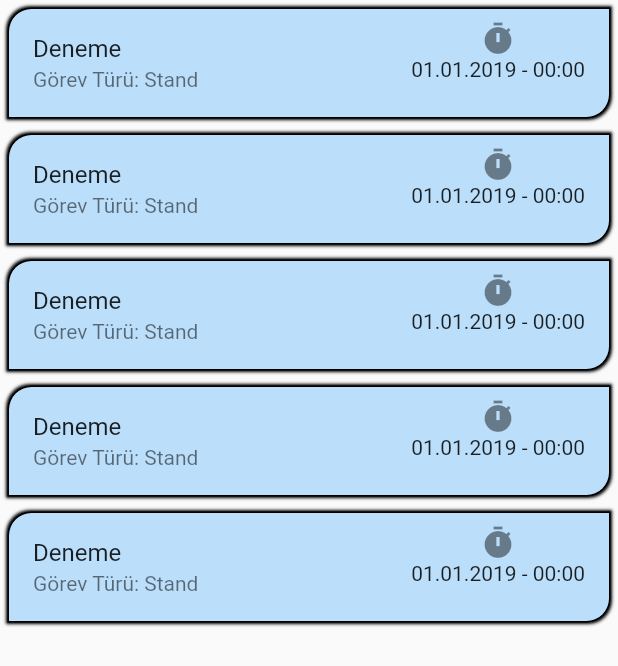
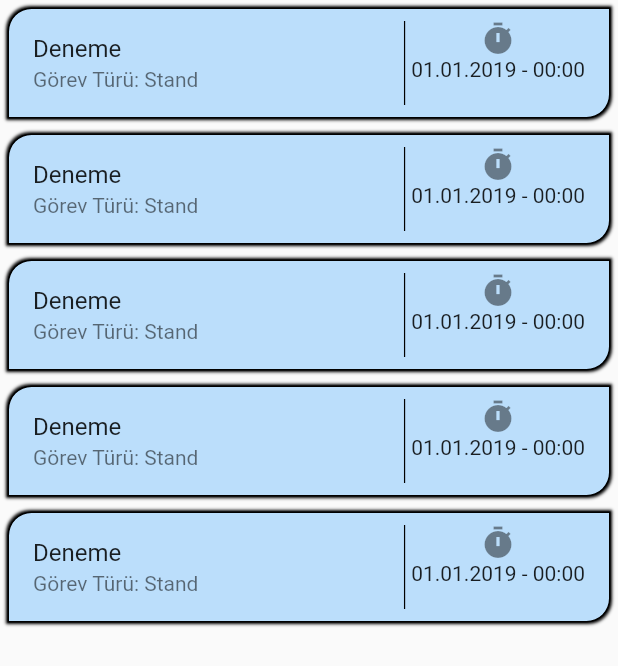
Before and after one commit to fiiraz/ProfeApp, a Flutter app: the CustomerOperationsScreen widget shown alone on an empty page, opened directly, on a phone screen of 412 x 824 dp. Shown: the top 666 px of the screen. Run offline on Flutter 3.47's test engine with Material 2 defaults, Android fonts, the phone set to English and light mode, and no system bars; our stand-ins replace fancy_bottom_navigation, wave.

```diff
--- a/lib/screens/customer_operations_screen.dart
+++ b/lib/screens/customer_operations_screen.dart
@@ -9,13 +9,10 @@ class CustomerOperationsScreen extends StatefulWidget {
 class _CustomerOperationsScreenState extends State<CustomerOperationsScreen> {
   @override
   Widget build(BuildContext context) {
-    return Column(
-      children: <Widget>[
+    return
         Expanded(
           child: buildPhoneList(),
-        ),
-      ],
-    );
+        );
   }
 
   ListView buildPhoneList() {
@@ -45,11 +42,26 @@ class _CustomerOperationsScreenState extends State<CustomerOperationsScreen> {
             ListTile(
             title: Text("Deneme"),
             subtitle: Text("Görev Türü: Stand"),
-            trailing: Column(
-              children: <Widget>[
-                Icon(Icons.timer),
-                Text("01.01.2019 - 00:00"),
+            trailing:
+            Container(
+              decoration: BoxDecoration(
+                border: Border(
+                    left: BorderSide(
+                      color: Colors.black,
+                      width: 0.8,
+                    )
+                ),
+              ),
+              child:
+              Padding(padding: EdgeInsets.fromLTRB(4.0, 0, 0, 0),
+              child: Column(
+                  children: <Widget>[
+                  Icon(Icons.timer),
+              Text("01.01.2019 - 00:00"),
               ],
+            ),
+              ),
+
             ),
           ),);
         });
--- a/lib/screens/task_assignment.dart
+++ b/lib/screens/task_assignment.dart
@@ -110,6 +110,7 @@ class _TaskAssignmentScreenState extends State<TaskAssignmentScreen> {
                         value: _category,
                       ),
                     ),
+
                 );
               },
             ),
```
Also changed, not shown: lib/screens/home_screen.dart (+83 -9 lines). Lines whose indentation alone changed are shown as unchanged.
